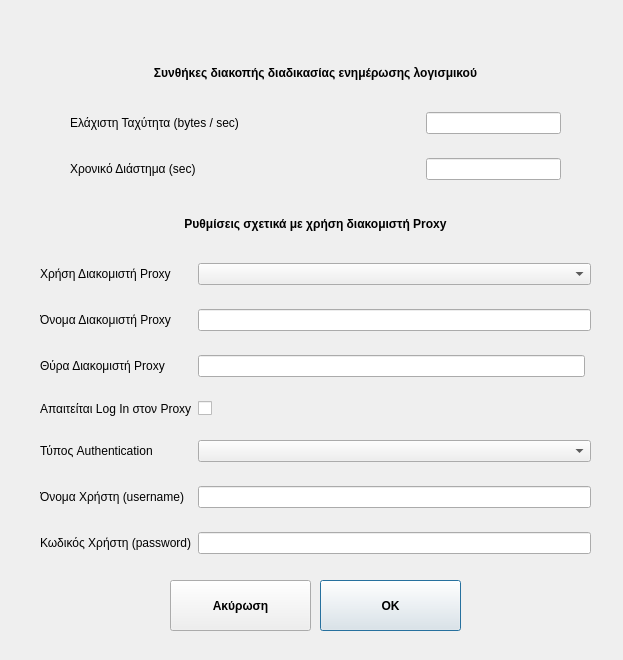
The window that PrimeAVG/ui/updateSettings.ui (cti-gr/avgui) describes before a commit, drawn with Qt 5.
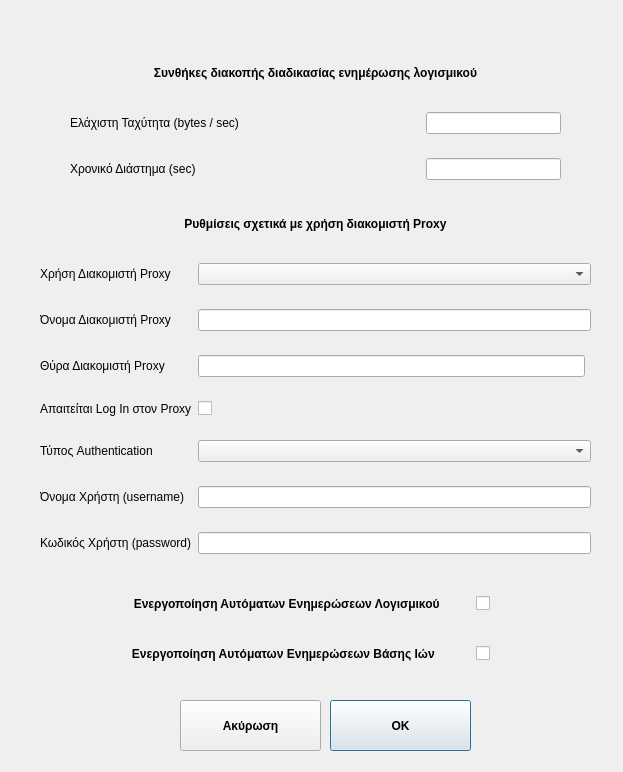
The same window after the commit. Icons and pictures are not drawn.

Commit message: Forgot to go up a couple of levels in the folder structure

The edit to the form file:
```diff
--- a/PrimeAVG/ui/updateSettings.ui
+++ b/PrimeAVG/ui/updateSettings.ui
@@ -10,7 +10,7 @@
     <x>0</x>
     <y>0</y>
     <width>623</width>
-    <height>660</height>
+    <height>772</height>
    </rect>
   </property>
   <property name="minimumSize">
@@ -22,7 +22,7 @@
   <property name="maximumSize">
    <size>
     <width>623</width>
-    <height>660</height>
+    <height>900</height>
    </size>
   </property>
   <property name="windowTitle">
@@ -245,8 +245,8 @@
   <widget class="QPushButton" name="btnOK">
    <property name="geometry">
     <rect>
-     <x>320</x>
-     <y>580</y>
+     <x>330</x>
+     <y>700</y>
      <width>141</width>
      <height>51</height>
     </rect>
@@ -264,8 +264,8 @@
   <widget class="QPushButton" name="btnCancel">
    <property name="geometry">
     <rect>
-     <x>170</x>
-     <y>580</y>
+     <x>180</x>
+     <y>700</y>
      <width>141</width>
      <height>51</height>
     </rect>
@@ -280,6 +280,100 @@
     <string>Ακύρωση</string>
    </property>
   </widget>
+  <widget class="QWidget" name="gridLayoutWidget">
+   <property name="geometry">
+    <rect>
+     <x>110</x>
+     <y>580</y>
+     <width>406</width>
+     <height>47</height>
+    </rect>
+   </property>
+   <layout class="QGridLayout" name="gridLayout_3">
+    <item row="0" column="1">
+     <widget class="QCheckBox" name="chkAutoUpdateProg">
+      <property name="sizePolicy">
+       <sizepolicy hsizetype="Minimum" vsizetype="Fixed">
+        <horstretch>0</horstretch>
+        <verstretch>0</verstretch>
+       </sizepolicy>
+      </property>
+      <property name="maximumSize">
+       <size>
+        <width>40</width>
+        <height>16777215</height>
+       </size>
+      </property>
+      <property name="text">
+       <string/>
+      </property>
+     </widget>
+    </item>
+    <item row="0" column="0">
+     <widget class="QLabel" name="lblAutoUpdateProg">
+      <property name="font">
+       <font>
+        <weight>75</weight>
+        <bold>true</bold>
+       </font>
+      </property>
+      <property name="text">
+       <string>Ενεργοποίηση Αυτόματων Ενημερώσεων Λογισμικού  </string>
+      </property>
+      <property name="alignment">
+       <set>Qt::AlignCenter</set>
+      </property>
+     </widget>
+    </item>
+   </layout>
+  </widget>
+  <widget class="QWidget" name="gridLayoutWidget_2">
+   <property name="geometry">
+    <rect>
+     <x>110</x>
+     <y>630</y>
+     <width>406</width>
+     <height>47</height>
+    </rect>
+   </property>
+   <layout class="QGridLayout" name="gridLayout_4">
+    <item row="0" column="1">
+     <widget class="QCheckBox" name="chkAutoUpdateVir">
+      <property name="sizePolicy">
+       <sizepolicy hsizetype="Minimum" vsizetype="Fixed">
+        <horstretch>0</horstretch>
+        <verstretch>0</verstretch>
+       </sizepolicy>
+      </property>
+      <property name="maximumSize">
+       <size>
+        <width>40</width>
+        <height>16777215</height>
+       </size>
+      </property>
+      <property name="text">
+       <string/>
+      </property>
+     </widget>
+    </item>
+    <item row="0" column="0">
+     <widget class="QLabel" name="lblAutoUpdateVir">
+      <property name="font">
+       <font>
+        <weight>75</weight>
+        <bold>true</bold>
+       </font>
+      </property>
+      <property name="text">
+       <string>Ενεργοποίηση Αυτόματων Ενημερώσεων Βάσης Ιών    </string>
+      </property>
+      <property name="alignment">
+       <set>Qt::AlignCenter</set>
+      </property>
+     </widget>
+    </item>
+   </layout>
+  </widget>
   <zorder>layoutWidget</zorder>
   <zorder>layoutWidget</zorder>
   <zorder>label</zorder>
```
Left out of the diff: 3 changed lines with no effect on the pictures.
